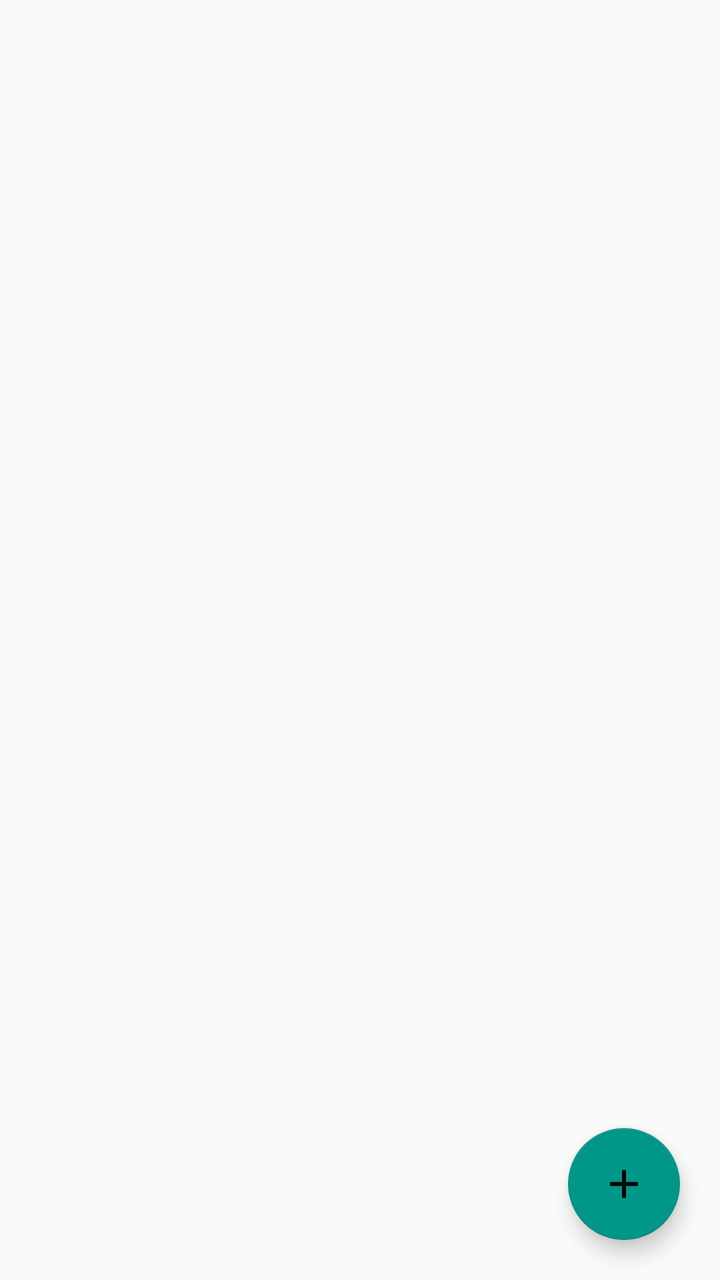
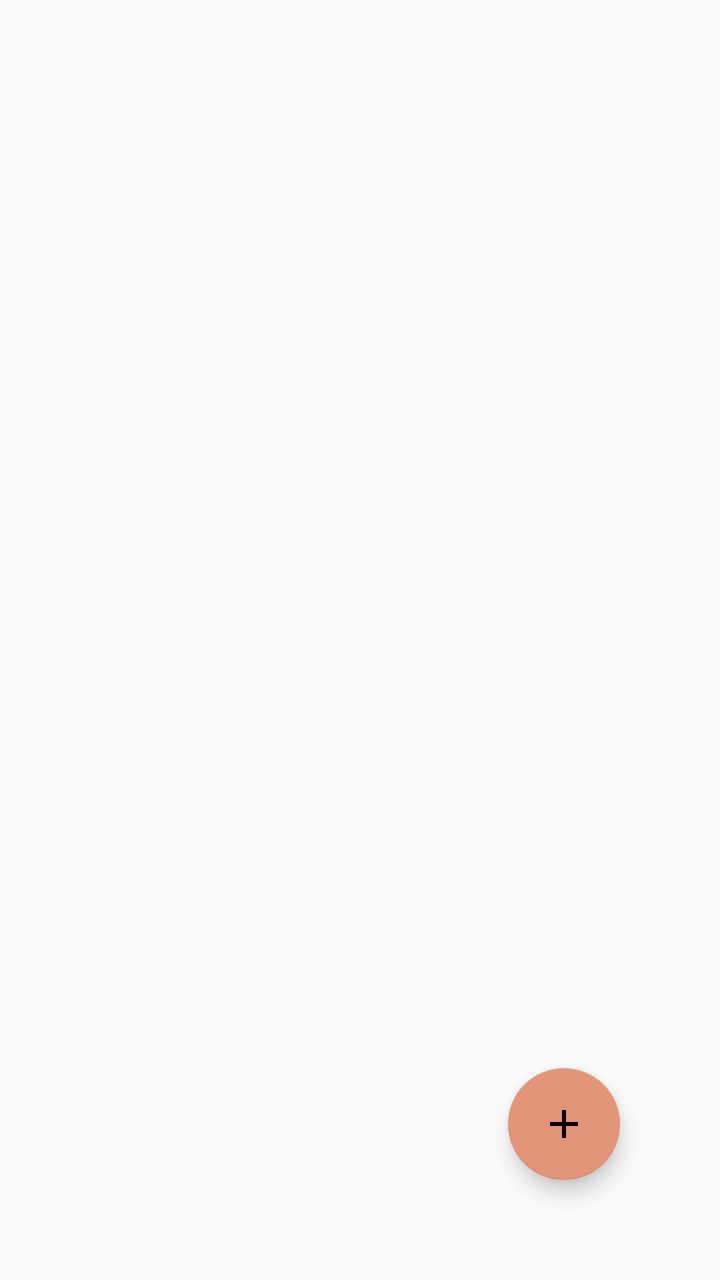

Compare the two renders of this Android layout. The source of the first and the diff that turns it into the second are given below.
<!-- AndroidManifest.xml: application theme AppTheme -->
<!-- res/layout/fragment_toon_data.xml -->
<?xml version="1.0" encoding="utf-8"?>
<FrameLayout xmlns:android="http://schemas.android.com/apk/res/android"
    xmlns:app="http://schemas.android.com/apk/res-auto"
    xmlns:tools="http://schemas.android.com/tools"
    android:layout_width="match_parent"
    android:layout_height="match_parent"
    tools:context=".ui.ToonDataFragment">

    <com.google.android.material.floatingactionbutton.FloatingActionButton
        android:id="@+id/floatingActionButton"
        android:layout_width="wrap_content"
        android:layout_height="wrap_content"
        android:clickable="true"
        android:layout_gravity="end|bottom"
        android:layout_margin="20dp"
        app:srcCompat="@drawable/ic_add_black_24dp" />

    <androidx.recyclerview.widget.RecyclerView
        android:id="@+id/dataRecycler"
        android:layout_width="match_parent"
        android:layout_height="match_parent"
        android:layout_marginStart="8dp"
        android:layout_marginTop="8dp"
        android:layout_marginEnd="8dp"
        android:layout_marginBottom="8dp" >
    </androidx.recyclerview.widget.RecyclerView>

    

</FrameLayout>
<!-- resources referenced by this layout -->
<resources>
  <!-- drawable ic_add_black_24dp (drawable) -->
  <vector xmlns:android="http://schemas.android.com/apk/res/android"
          android:width="24dp"
          android:height="24dp"
          android:viewportWidth="24.0"
          android:viewportHeight="24.0">
      <path
          android:fillColor="#FF000000"
          android:pathData="M19,13h-6v6h-2v-6H5v-2h6V5h2v6h6v2z"/>
  </vector>
  <style name="AppTheme" parent="Theme.AppCompat.DayNight.DarkActionBar">
          
          <item name="colorPrimary">@color/colorPrimary</item>
          <item name="colorPrimaryDark">@color/colorPrimaryDark</item>
          <item name="colorAccent">@color/colorAccent</item>
          <item name="colorSecondary">@color/colorSecondary</item>
          <item name="android:windowSplashScreenBackground">@color/colorSecondary</item>
      </style>
  <color name="colorPrimary">#8BC34A</color>
  <color name="colorPrimaryDark">#4CAF50</color>
  <color name="colorAccent">#009688</color>
  <color name="colorSecondary">#FF5722</color>
</resources>

<!-- the commit's change to res/layout/fragment_toon_data.xml (unified diff, before → after) -->
@@ -10,9 +10,10 @@
         android:id="@+id/floatingActionButton"
         android:layout_width="wrap_content"
         android:layout_height="wrap_content"
+        android:layout_gravity="bottom|end"
+        android:layout_margin="50dp"
         android:clickable="true"
-        android:layout_gravity="end|bottom"
-        android:layout_margin="20dp"
+        android:contentDescription="Bla bla"
         app:srcCompat="@drawable/ic_add_black_24dp" />
 
     <androidx.recyclerview.widget.RecyclerView
@@ -20,11 +21,10 @@
         android:layout_width="match_parent"
         android:layout_height="match_parent"
         android:layout_marginStart="8dp"
-        android:layout_marginTop="8dp"
+        android:layout_marginTop="110dp"
         android:layout_marginEnd="8dp"
-        android:layout_marginBottom="8dp" >
-    </androidx.recyclerview.widget.RecyclerView>
+        android:layout_marginBottom="8dp"></androidx.recyclerview.widget.RecyclerView>
 
-    
+
 
 </FrameLayout>
<!-- resource entries referenced after the edit -->
@@ -18,9 +18,9 @@
           <item name="colorSecondary">@color/colorSecondary</item>
           <item name="android:windowSplashScreenBackground">@color/colorSecondary</item>
       </style>
-  <color name="colorPrimary">#8BC34A</color>
-  <color name="colorPrimaryDark">#4CAF50</color>
-  <color name="colorAccent">#009688</color>
-  <color name="colorSecondary">#FF5722</color>
+  <color name="colorPrimary">#006D77</color>
+  <color name="colorPrimaryDark">#83C5BE</color>
+  <color name="colorAccent">#E29578</color>
+  <color name="colorSecondary">#EDF6F9</color>
 </resources>
 
